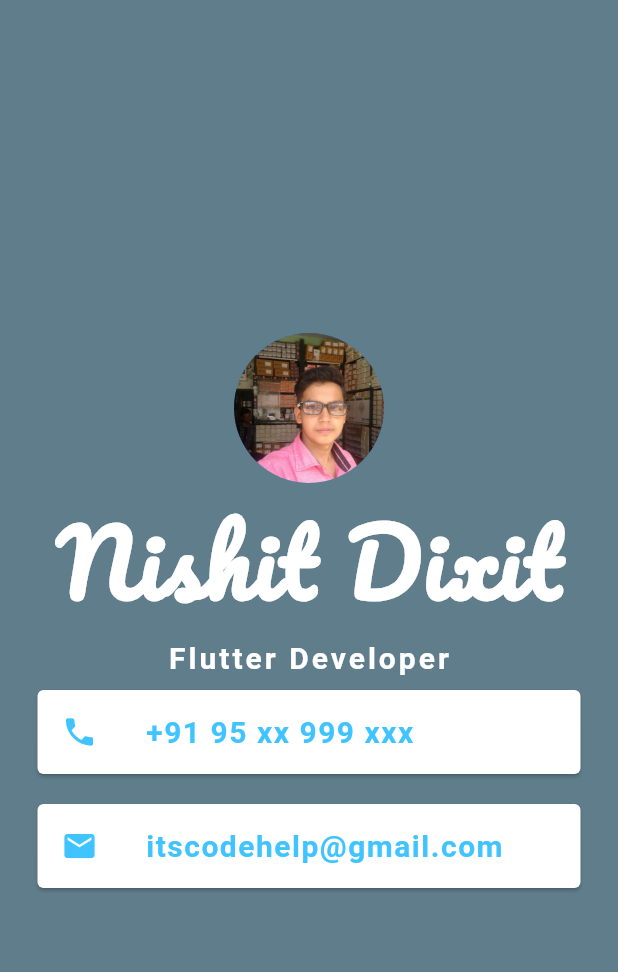
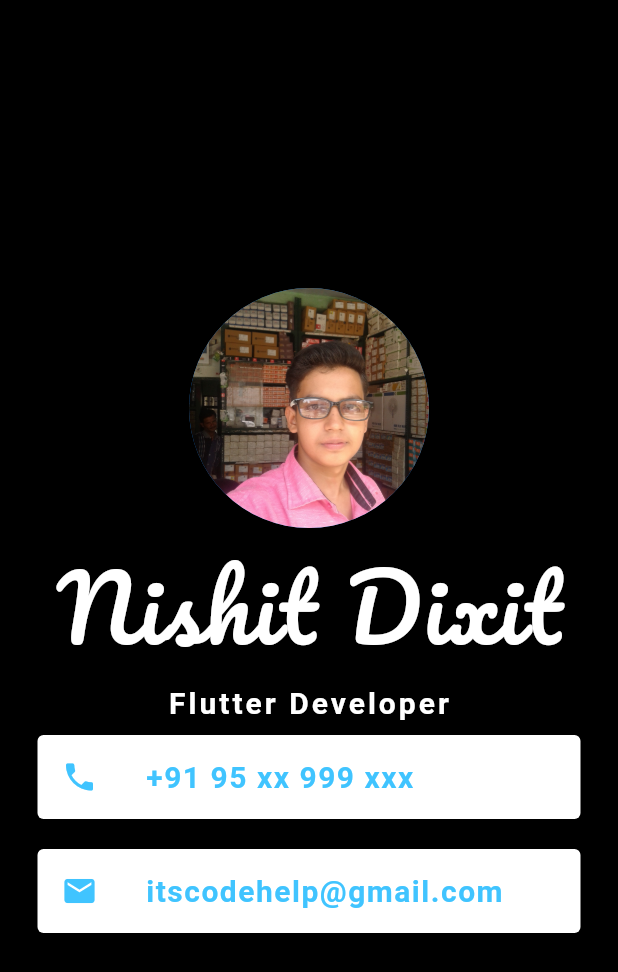
Before and after one commit to nishitdixit/intro, a Flutter app: the screen it shows after launch, on a phone screen of 412 x 824 dp. Shown: the top 972 px of the screen. Run offline on Flutter 3.47's test engine with Material 2 defaults, Android fonts, the phone set to English and light mode, and no system bars; statements that could not run were skipped.

Commit message:
Update main.dart

```diff
--- a/lib/main.dart
+++ b/lib/main.dart
@@ -11,13 +11,13 @@ class MyApp extends StatelessWidget {
   Widget build(BuildContext context) {
     return MaterialApp(
       home: Scaffold(
-        backgroundColor: Colors.blueGrey,
+        backgroundColor: Colors.black,
         body: Container(
           child: Column(
             mainAxisAlignment: MainAxisAlignment.center,
             children: <Widget>[
               CircleAvatar(
-                radius: 50.0,
+                radius: 80.0,
                 backgroundImage: AssetImage('images/nishit.JPG'),
               ),
               Text(
@@ -25,7 +25,7 @@ class MyApp extends StatelessWidget {
                 style: TextStyle(
                   fontFamily: 'Pacifico',
                   fontSize: 60.0,
-                  fontWeight: FontWeight.bold,
+                  fontWeight: FontWeight.italic,
                   letterSpacing: 2.0,
                   color: Colors.white,
                 ),
```
